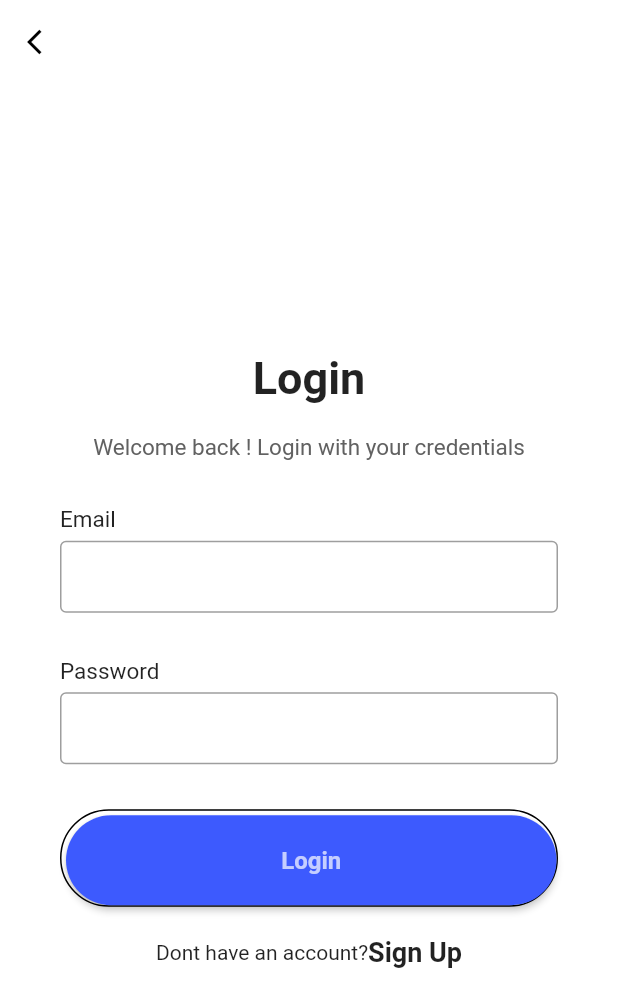
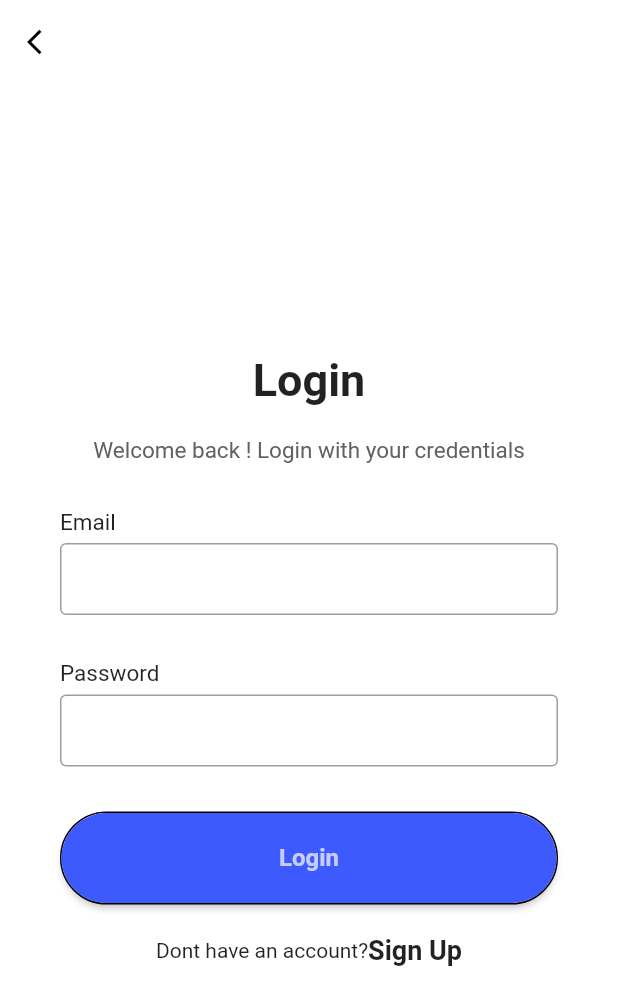
Before and after one commit to RupBarad/Flutter, a Flutter app: the screen it shows after launch, after a tap on "Login", on a phone screen of 412 x 824 dp. Shown: the top 1007 px of the screen. Run offline on Flutter 3.47's test engine with Material 2 defaults, Android fonts, the phone set to English and light mode, and no system bars; generated files the repository leaves out were written again.

Commit message:
Auth: Localization  - Added system localization - Done
:Auth - Localization - In Progress

```diff
--- /dev/null
+++ b/l10n.yaml
@@ -0,0 +1,3 @@
+arb-dir: lib/l10n
+template-arb-file: app_en.arb
+output-localization-file: app_localizations.dart
--- /dev/null
+++ b/lib/l10n/l10n.dart
@@ -0,0 +1,27 @@
+import 'package:flutter/material.dart';
+
+class L10n {
+  static final all = [
+    const Locale('en'),
+    const Locale('ar'),
+    const Locale('hi'),
+    const Locale('es'),
+    const Locale('de'),
+  ];
+
+  static String getFlag(String code) {
+    switch (code) {
+      case 'ar':
+        return '🇦🇪';
+      case 'hi':
+        return '🇮🇳';
+      case 'es':
+        return '🇪🇸';
+      case 'de':
+        return '🇩🇪';
+      case 'en':
+      default:
+        return '🇺🇸';
+    }
+  }
+}
--- a/lib/main.dart
+++ b/lib/main.dart
@@ -1,5 +1,8 @@
 import 'package:flutter/material.dart';
+import 'package:flutter_examples/l10n/l10n.dart';
 import 'package:flutter_examples/module/splash.dart';
+import 'package:flutter_localizations/flutter_localizations.dart';
+import 'package:flutter_gen/gen_l10n/app_localizations.dart';
 
 void main() {
   runApp(MyApp());
@@ -13,6 +16,13 @@ class MyApp extends StatelessWidget {
       theme: ThemeData(
         primarySwatch: Colors.blue,
       ),
+      supportedLocales: L10n.all,
+      localizationsDelegates: [
+        AppLocalizations.delegate,
+        GlobalMaterialLocalizations.delegate,
+        GlobalCupertinoLocalizations.delegate,
+        GlobalWidgetsLocalizations.delegate,
+      ],
       home: MySplashPage(),
       debugShowCheckedModeBanner: false,
     );
--- a/lib/module/auth/login.dart
+++ b/lib/module/auth/login.dart
@@ -6,6 +6,7 @@ class LoginScreen extends StatelessWidget{
     return Scaffold(
       resizeToAvoidBottomInset: false,
       backgroundColor: Colors.white,
+
       appBar: AppBar(
         elevation: 0,
         brightness: Brightness.light,
@@ -13,32 +14,39 @@ class LoginScreen extends StatelessWidget{
         leading:
         IconButton( onPressed: (){
           Navigator.pop(context);
-        },icon:Icon(Icons.arrow_back_ios,size: 20,color: Colors.black,)),
+        },icon:const Icon(Icons.arrow_back_ios,size: 20,color: Colors.black,)),
       ),
+
       body: Container(
         height: MediaQuery.of(context).size.height,
         width: double.infinity,
         child: Column(
           mainAxisAlignment: MainAxisAlignment.spaceEvenly,
           children: [
+
             Column(
               children: [
+
                 Column(
                   children: [
-                    Text ("Login", style: TextStyle(
+                    const Text ("Login", style: TextStyle(
                       fontSize: 30,
                       fontWeight: FontWeight.bold,
                     ),),
-                    SizedBox(height: 20,),
+
+                    const SizedBox(height: 20,),
+
                     Text("Welcome back ! Login with your credentials",style: TextStyle(
                       fontSize: 15,
                       color: Colors.grey[700],
                     ),),
-                    SizedBox(height: 30,)
+
+                    const SizedBox(height: 30,)
                   ],
                 ),
+
                 Padding(
-                  padding: EdgeInsets.symmetric(
+                  padding: const EdgeInsets.symmetric(
                       horizontal: 40
                   ),
                   child: Column(
@@ -48,13 +56,14 @@ class LoginScreen extends StatelessWidget{
                     ],
                   ),
                 ),
+
                 Padding(
-                  padding: EdgeInsets.symmetric(horizontal: 40),
+                  padding: const EdgeInsets.symmetric(horizontal: 40),
                   child: Container(
-                    padding: EdgeInsets.only(top: 3,left: 3),
+                    //padding: EdgeInsets.only(top: 3,left: 3),
                     decoration: BoxDecoration(
                         borderRadius: BorderRadius.circular(40),
-                        border: Border(
+                        border: const Border(
                             bottom: BorderSide(color: Colors.black),
                             top: BorderSide(color: Colors.black),
                             right: BorderSide(color: Colors.black),
@@ -69,16 +78,18 @@ class LoginScreen extends StatelessWidget{
                       shape: RoundedRectangleBorder(
                           borderRadius: BorderRadius.circular(40)
                       ),
-                      child: Text("Login",style: TextStyle(
+                      child: const Text("Login",style: TextStyle(
                           fontWeight: FontWeight.w600,fontSize: 16,color: Colors.white70
                       ),),
                     ),
                   ),
                 ),
-                SizedBox(height: 20,),
+
+                const SizedBox(height: 20,),
+
                 Row(
                   mainAxisAlignment: MainAxisAlignment.center,
-                  children: [
+                  children: const [
                     Text("Dont have an account?"),
                     Text("Sign Up",style: TextStyle(
                         fontWeight: FontWeight.w600,
@@ -100,15 +111,15 @@ Widget makeInput({label,obsureText = false}){
   return Column(
     crossAxisAlignment: CrossAxisAlignment.start,
     children: [
-      Text(label,style:TextStyle(
+      Text(label,style:const TextStyle(
           fontSize: 15,
           fontWeight: FontWeight.w400,
           color: Colors.black87
       ),),
-      SizedBox(height: 5,),
+      const SizedBox(height: 5,),
       TextField(
         obscureText: obsureText,
-        decoration: InputDecoration(
+        decoration: const InputDecoration(
           contentPadding: EdgeInsets.symmetric(vertical: 0,horizontal: 10),
           enabledBorder: OutlineInputBorder(
             borderSide: BorderSide(
@@ -120,7 +131,7 @@ Widget makeInput({label,obsureText = false}){
           ),
         ),
       ),
-      SizedBox(height: 30,)
+      const SizedBox(height: 30,)
 
     ],
   );
--- a/lib/module/home.dart
+++ b/lib/module/home.dart
@@ -1,7 +1,9 @@
 import 'package:flutter/material.dart';
 import 'package:flutter_examples/module/auth/login.dart';
+import 'package:flutter_examples/module/localize/LocalizationSystemPage.dart';
+import 'package:flutter_gen/gen_l10n/app_localizations.dart';
 
-class HomeScreen extends StatelessWidget{
+class HomeScreen extends StatelessWidget {
   @override
   Widget build(BuildContext context) {
     return Scaffold(
@@ -10,7 +12,8 @@ class HomeScreen extends StatelessWidget{
             child: Container(
                 width: double.infinity,
                 height: MediaQuery.of(context).size.height,
-      padding: EdgeInsets.symmetric(horizontal: 30,vertical: 30),
+                padding:
+                    const EdgeInsets.symmetric(horizontal: 30, vertical: 30),
                 child: Column(
                     mainAxisAlignment: MainAxisAlignment.spaceBetween,
                     children: [
@@ -18,62 +21,89 @@ class HomeScreen extends StatelessWidget{
                         crossAxisAlignment: CrossAxisAlignment.center,
                         children: [
                           Text(
-            "Hello There!",
-            style: TextStyle(fontWeight: FontWeight.bold, fontSize: 40),
+                            AppLocalizations.of(context)!.helloWorld,
+                            style: TextStyle(
+                                fontWeight: FontWeight.bold, fontSize: 40),
                           ),
-          SizedBox(height: 30,),
-          Text("Automatic identity verification which enable you to verify your identity",
+                          const SizedBox(
+                            height: 30,
+                          ),
+                          Text(
+                            "Automatic identity verification which enable you to verify your identity",
                             textAlign: TextAlign.center,
                             style: TextStyle(
-                color: Colors.grey[700],
-                fontSize: 15
+                                color: Colors.grey[700], fontSize: 15),
+                          ),
+                          const SizedBox(
+                            height: 30,
+                          ),
+                          MaterialButton(
+                            minWidth: double.minPositive,
+                            height: 40,
+                            onPressed: () {
+                              Navigator.push(context, MaterialPageRoute(builder: (context) => LocalizationSystemPage()));
+                            },
+                            color: Colors.white,
+                           /* shape: RoundedRectangleBorder(
+                                borderRadius: BorderRadius.circular(40)),*/
+                            child: Text(
+                              AppLocalizations.of(context)!.pageSystemLocalizeTitle,
+                              style: const TextStyle(
+                                fontWeight: FontWeight.w600,
+                                color: Colors.black,
+                                fontSize: 16,
                               ),
                             ),
+                          )
                         ],
                       ),
                       Container(
-        height: MediaQuery.of(context).size.height/3,
-        decoration: BoxDecoration(
+                        height: MediaQuery.of(context).size.height / 3,
+                        decoration: const BoxDecoration(
                             //image:DecorationImage(image: AssetImage('assets/images/atharvasystem.jpg'))
                             //image:DecorationImage(image: AssetImage('assets/images/atharva_system.png'))
-            image:DecorationImage(image: AssetImage('assets/images/ac_logo.png'))
+                            image: DecorationImage(
+                                image:
+                                    AssetImage('assets/images/ac_logo.png'))),
+                      ),
+                      MaterialButton(
+                        minWidth: double.infinity,
+                        height: 60,
+                        onPressed: () {
+                          Navigator.push(
+                              context,
+                              MaterialPageRoute(
+                                  builder: (context) => LoginScreen()));
+                        },
+                        color: Colors.indigoAccent[400],
+                        shape: RoundedRectangleBorder(
+                            side: const BorderSide(
+                              color: Colors.black,
+                            ),
+                            borderRadius: BorderRadius.circular(40)),
+                        child: const Text(
+                          "Login",
+                          style: TextStyle(
+                              fontWeight: FontWeight.w600,
+                              fontSize: 16,
+                              color: Colors.white70),
                         ),
                       ),
                       MaterialButton(
                         minWidth: double.infinity,
-    height:60,
-    onPressed: (){
-       Navigator.push(context, MaterialPageRoute(builder: (context) => LoginScreen()));
-    },
-    color: Colors.indigoAccent[400],
-    shape: RoundedRectangleBorder(
-    side: BorderSide(
-    color: Colors.black,
-    ),
-    borderRadius: BorderRadius.circular(40)
-    ),
-    child: Text("Login",style: TextStyle(
-    fontWeight: FontWeight.w600,fontSize: 16,color: Colors.white70
-
-    ),),
-    ),
-    MaterialButton(
-    minWidth: double.infinity,
-    height:60,
-    onPressed: (){
-
-    },
+                        height: 60,
+                        onPressed: () {},
                         color: Colors.redAccent,
                         shape: RoundedRectangleBorder(
-    borderRadius: BorderRadius.circular(40)
+                            borderRadius: BorderRadius.circular(40)),
+                        child: const Text(
+                          "Sign UP",
+                          style: TextStyle(
+                            fontWeight: FontWeight.w600,
+                            fontSize: 16,
                           ),
-    child: Text("Sign UP",style: TextStyle(
-    fontWeight: FontWeight.w600,fontSize: 16,
-
-    ),),
                         ),
-    ]))
-    ));
+                      ),
+                    ]))));
   }
-
 }
```
Also changed, not shown: lib/l10n/app_ar.arb (added, +8 -0 lines), lib/l10n/app_de.arb (added, +9 -0 lines), lib/l10n/app_en.arb (added, +20 -0 lines), lib/l10n/app_es.arb (added, +8 -0 lines), lib/l10n/app_hi.arb (added, +8 -0 lines), lib/module/localize/LocalizationSystemPage.dart (added, +48 -0 lines), pubspec.yaml (+11 -0 lines), pubspec.lock. Lines whose indentation alone changed are shown as unchanged.
